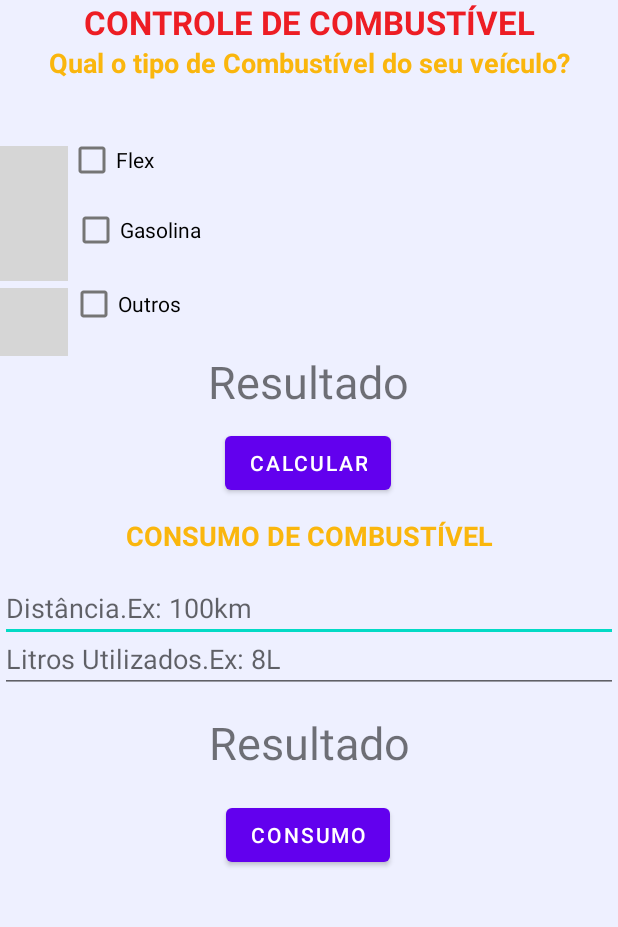
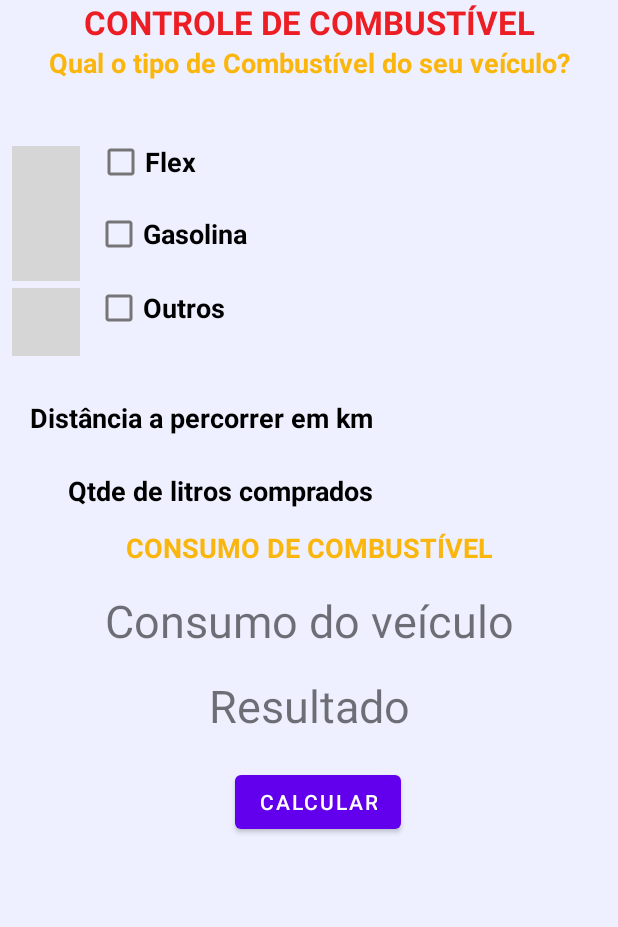
Before and after one commit to Ediberto/EcoDriveApp, an Android app: the layout activity_segunda_tela.xml on its own in the app's theme, with its tools: preview values and no code run, on a phone screen of 412 x 824 dp, the part 162-1089 px from its top. Run offline under Robolectric (Android 15) with nearby library versions, the light colour scheme and no system bars; grey boxes are pictures that could not be loaded.

Commit message:
Regra do negocio na segunda tela e layout nas duas telas

```diff
--- a/app/src/main/res/layout/activity_main.xml
+++ b/app/src/main/res/layout/activity_main.xml
@@ -9,13 +9,13 @@
 
     <ImageView
         android:id="@+id/imageView2"
-        android:layout_width="79dp"
-        android:layout_height="78dp"
+        android:layout_width="100dp"
+        android:layout_height="100dp"
         android:layout_marginTop="8dp"
         app:layout_constraintEnd_toEndOf="parent"
         app:layout_constraintStart_toStartOf="parent"
         app:layout_constraintTop_toTopOf="parent"
-        app:srcCompat="@drawable/img" />
+        app:srcCompat="@drawable/ecodrivelogo" />
 
     <TextView
         android:id="@+id/textView"
--- a/app/src/main/res/layout/activity_segunda_tela.xml
+++ b/app/src/main/res/layout/activity_segunda_tela.xml
@@ -21,6 +21,7 @@
         android:id="@+id/imageView4"
         android:layout_width="45dp"
         android:layout_height="45dp"
+        android:layout_marginStart="8dp"
         android:layout_marginTop="205dp"
         app:layout_constraintStart_toStartOf="parent"
         app:layout_constraintTop_toTopOf="parent"
@@ -30,6 +31,7 @@
         android:id="@+id/imageView5"
         android:layout_width="45dp"
         android:layout_height="45dp"
+        android:layout_marginStart="8dp"
         android:layout_marginTop="250dp"
         app:layout_constraintStart_toStartOf="parent"
         app:layout_constraintTop_toTopOf="parent"
@@ -39,6 +41,7 @@
         android:id="@+id/imageView3"
         android:layout_width="45dp"
         android:layout_height="45dp"
+        android:layout_marginStart="8dp"
         android:layout_marginTop="300dp"
         app:layout_constraintStart_toStartOf="parent"
         app:layout_constraintTop_toTopOf="parent"
@@ -69,6 +72,47 @@
         app:layout_constraintStart_toStartOf="parent"
         app:layout_constraintTop_toBottomOf="@+id/textView" />
 
+    <CheckBox
+        android:id="@+id/idFlexCheckBox"
+        android:layout_width="wrap_content"
+        android:layout_height="wrap_content"
+        android:layout_marginTop="30dp"
+        android:text="Flex"
+        android:textStyle="bold"
+        android:textSize="18sp"
+        android:textColor="@color/black"
+        app:layout_constraintEnd_toEndOf="parent"
+        app:layout_constraintHorizontal_bias="0.186"
+        app:layout_constraintStart_toStartOf="parent"
+        app:layout_constraintTop_toBottomOf="@+id/MsgEscolhaCombo" />
+
+    <CheckBox
+        android:id="@+id/idGasolinacheckBox"
+        android:layout_width="wrap_content"
+        android:layout_height="wrap_content"
+        android:layout_marginStart="13dp"
+        android:text="Gasolina"
+        android:textStyle="bold"
+        android:textSize="18sp"
+        android:textColor="@color/black"
+        app:layout_constraintEnd_toEndOf="parent"
+        app:layout_constraintHorizontal_bias="0.169"
+        app:layout_constraintStart_toStartOf="parent"
+        app:layout_constraintTop_toBottomOf="@+id/idFlexCheckBox" />
+
+    <CheckBox
+        android:id="@+id/idOutroscheckBox"
+        android:layout_width="wrap_content"
+        android:layout_height="wrap_content"
+        android:layout_marginTop="1dp"
+        android:text="Outros"
+        android:textStyle="bold"
+        android:textSize="18sp"
+        android:textColor="@color/black"
+        app:layout_constraintEnd_toEndOf="parent"
+        app:layout_constraintHorizontal_bias="0.195"
+        app:layout_constraintStart_toStartOf="parent"
+        app:layout_constraintTop_toBottomOf="@+id/idGasolinacheckBox" />
 
     <TextView
         android:id="@+id/textprecoAlcool"
@@ -157,131 +201,116 @@
         android:visibility="invisible"
         app:layout_constraintEnd_toEndOf="parent"
         app:layout_constraintTop_toBottomOf="@+id/textprecoOutros" />
-    <Button
-        android:id="@+id/btnCalcular"
+
+    <EditText
+        android:id="@+id/edittextdistancia"
+        android:layout_width="93dp"
+        android:layout_height="33dp"
+        android:layout_marginTop="24dp"
+        android:layout_marginEnd="16dp"
+        android:background="@color/white"
+        android:ems="10"
+        android:inputType="numberDecimal"
+        android:maxLength="5"
+        android:visibility="invisible"
+        android:textAlignment="center"
+        app:layout_constraintEnd_toEndOf="parent"
+        app:layout_constraintHorizontal_bias="1.0"
+        app:layout_constraintStart_toEndOf="@+id/txtDistancia"
+        app:layout_constraintTop_toBottomOf="@+id/etPrecoGasolina" />
+
+    <TextView
+        android:id="@+id/txtDistancia"
         android:layout_width="wrap_content"
         android:layout_height="wrap_content"
-        android:layout_marginTop="10dp"
-        android:text="Calcular"
+        android:layout_marginStart="20dp"
+        android:layout_marginTop="32dp"
+        android:text="Distância a percorrer em km"
+        android:textStyle="bold"
+        android:textSize="18sp"
+        android:textColor="@color/black"
+        app:layout_constraintStart_toStartOf="parent"
+        app:layout_constraintTop_toBottomOf="@+id/etPrecoGasolina" />
+
+    <TextView
+        android:id="@+id/textViewQtdeLitros"
+        android:layout_width="wrap_content"
+        android:layout_height="wrap_content"
+        android:layout_marginTop="24dp"
+        android:text="Qtde de litros comprados"
+        android:textStyle="bold"
+        android:textSize="18sp"
+        android:textColor="@color/black"
+        app:layout_constraintEnd_toStartOf="@+id/edttextlitros"
+        app:layout_constraintHorizontal_bias="0.459"
+        app:layout_constraintStart_toStartOf="parent"
+        app:layout_constraintTop_toBottomOf="@+id/txtDistancia" />
+
+    <EditText
+        android:id="@+id/edttextlitros"
+        android:layout_width="93dp"
+        android:layout_height="33dp"
+        android:layout_marginTop="16dp"
+        android:layout_marginEnd="16dp"
+        android:background="@color/white"
+        android:ems="10"
+        android:visibility="invisible"
+        android:inputType="numberDecimal"
+        android:maxLength="5"
         android:textAlignment="center"
         app:layout_constraintEnd_toEndOf="parent"
-        app:layout_constraintHorizontal_bias="0.498"
+        app:layout_constraintTop_toBottomOf="@+id/edittextdistancia" />
+
+    <TextView
+        android:id="@+id/txtConsumoCombustivel"
+        android:layout_width="match_parent"
+        android:layout_height="wrap_content"
+        android:layout_marginTop="12dp"
+        android:text="CONSUMO DE COMBUSTÍVEL"
+        android:textAlignment="center"
+        android:textColor="@color/yellow"
+        android:textSize="18sp"
+        android:textStyle="bold"
+        app:layout_constraintEnd_toEndOf="parent"
+        app:layout_constraintHorizontal_bias="0.0"
         app:layout_constraintStart_toStartOf="parent"
-        app:layout_constraintTop_toBottomOf="@+id/tvResultado" />
+        app:layout_constraintTop_toBottomOf="@+id/edttextlitros" />
+
+    <TextView
+        android:id="@+id/txtMsg"
+        android:layout_width="match_parent"
+        android:layout_height="wrap_content"
+        android:layout_marginTop="16dp"
+        android:text="Consumo do veículo"
+        android:textAlignment="center"
+        android:textSize="30sp"
+        app:layout_constraintEnd_toEndOf="parent"
+        app:layout_constraintHorizontal_bias="0.0"
+        app:layout_constraintStart_toStartOf="parent"
+        app:layout_constraintTop_toBottomOf="@+id/txtConsumoCombustivel" />
 
     <TextView
         android:id="@+id/tvResultado"
         android:layout_width="wrap_content"
         android:layout_height="wrap_content"
-        tools:text="Resultado"
+        android:layout_marginTop="16dp"
         android:textAlignment="center"
         android:textSize="30sp"
         app:layout_constraintEnd_toEndOf="parent"
-        app:layout_constraintHorizontal_bias="0.498"
         app:layout_constraintStart_toStartOf="parent"
-        app:layout_constraintTop_toBottomOf="@+id/etPrecoGasolina" />
+        app:layout_constraintTop_toBottomOf="@+id/txtMsg"
+        tools:text="Resultado" />
 
-    <CheckBox
-        android:id="@+id/idFlexCheckBox"
-        android:layout_width="168dp"
-        android:layout_height="45dp"
-        android:layout_marginTop="30dp"
-        android:text="Flex"
-        android:textColor="@color/black"
-        app:layout_constraintEnd_toEndOf="parent"
-        app:layout_constraintHorizontal_bias="0.186"
-        app:layout_constraintStart_toStartOf="parent"
-        app:layout_constraintTop_toBottomOf="@+id/MsgEscolhaCombo" />
-
-    <CheckBox
-        android:id="@+id/idOutroscheckBox"
+    <Button
+        android:id="@+id/btnCalcular"
         android:layout_width="wrap_content"
         android:layout_height="wrap_content"
-        android:layout_marginTop="1dp"
-        android:text="Outros"
+        android:layout_marginTop="20dp"
+        android:text="Calcular"
+        android:textAlignment="center"
         app:layout_constraintEnd_toEndOf="parent"
-        app:layout_constraintHorizontal_bias="0.138"
-        android:textColor="@color/black"
-        app:layout_constraintStart_toStartOf="parent"
-        app:layout_constraintTop_toBottomOf="@+id/idGasolinacheckBox"    />
-
-    <CheckBox
-        android:id="@+id/idGasolinacheckBox"
-        android:layout_width="wrap_content"
-        android:layout_height="wrap_content"
-        android:layout_marginStart="13dp"
-        android:layout_marginTop="0dp"
-        android:text="Gasolina"
-        app:layout_constraintEnd_toEndOf="parent"
-        app:layout_constraintHorizontal_bias="0.11"
-        android:textColor="@color/black"
-        app:layout_constraintStart_toStartOf="parent"
-        app:layout_constraintTop_toBottomOf="@+id/idFlexCheckBox"  />
-
-    <TextView
-        android:id="@+id/txtMsg"
-        android:layout_height="wrap_content"
-        android:layout_width="match_parent"
-        android:text="Resultado"
-        android:textAlignment="center"
-        android:textSize="30sp"
-        android:layout_marginTop="200dp"
-        app:layout_constraintEnd_toEndOf="parent"
-        app:layout_constraintHorizontal_bias="0.495"
+        app:layout_constraintHorizontal_bias="0.521"
         app:layout_constraintStart_toStartOf="parent"
         app:layout_constraintTop_toBottomOf="@+id/tvResultado" />
 
-    <EditText
-        android:id="@+id/edittextdistancia"
-        android:layout_width="match_parent"
-        android:layout_height="wrap_content"
-        app:layout_constraintEnd_toEndOf="parent"
-        android:hint="Distância.Ex: 100km"
-        android:inputType="numberDecimal"
-        android:maxLength="5"
-        android:layout_marginTop="50dp"
-        app:layout_constraintHorizontal_bias="0.495"
-        app:layout_constraintStart_toStartOf="parent"
-        app:layout_constraintTop_toBottomOf="@+id/btnCalcular" />
-
-    <EditText
-        android:id="@+id/edttextlitros"
-        android:layout_width="match_parent"
-        android:layout_height="wrap_content"
-        android:layout_marginTop="84dp"
-        android:hint="Litros Utilizados.Ex: 8L"
-        android:inputType="numberDecimal"
-        android:maxLength="5"
-        app:layout_constraintEnd_toEndOf="parent"
-        app:layout_constraintHorizontal_bias="0.0"
-        app:layout_constraintStart_toStartOf="parent"
-        app:layout_constraintTop_toBottomOf="@+id/btnCalcular" />
-
-    <TextView
-        android:layout_height="wrap_content"
-        android:layout_width="match_parent"
-        android:text="CONSUMO DE COMBUSTÍVEL"
-        android:textStyle="bold"
-        android:textColor="@color/yellow"
-        android:textAlignment="center"
-        android:textSize="18sp"
-        android:layout_marginTop="70dp"
-        app:layout_constraintEnd_toEndOf="parent"
-        app:layout_constraintHorizontal_bias="0.495"
-        app:layout_constraintStart_toStartOf="parent"
-        app:layout_constraintTop_toBottomOf="@+id/tvResultado" />
-
-    <Button
-        android:id="@+id/btnCalcular_consumo"
-        android:layout_width="wrap_content"
-        android:layout_height="wrap_content"
-        android:layout_marginTop="200dp"
-        android:text="Consumo"
-        android:textAlignment="center"
-        app:layout_constraintEnd_toEndOf="parent"
-        app:layout_constraintHorizontal_bias="0.498"
-        app:layout_constraintStart_toStartOf="parent"
-        app:layout_constraintTop_toBottomOf="@+id/btnCalcular" />
-
-
 </androidx.constraintlayout.widget.ConstraintLayout>
```
Also changed, not shown: app/src/main/java/com/example/ecodriveapp/SegundaTela.kt (+111 -44 lines).
